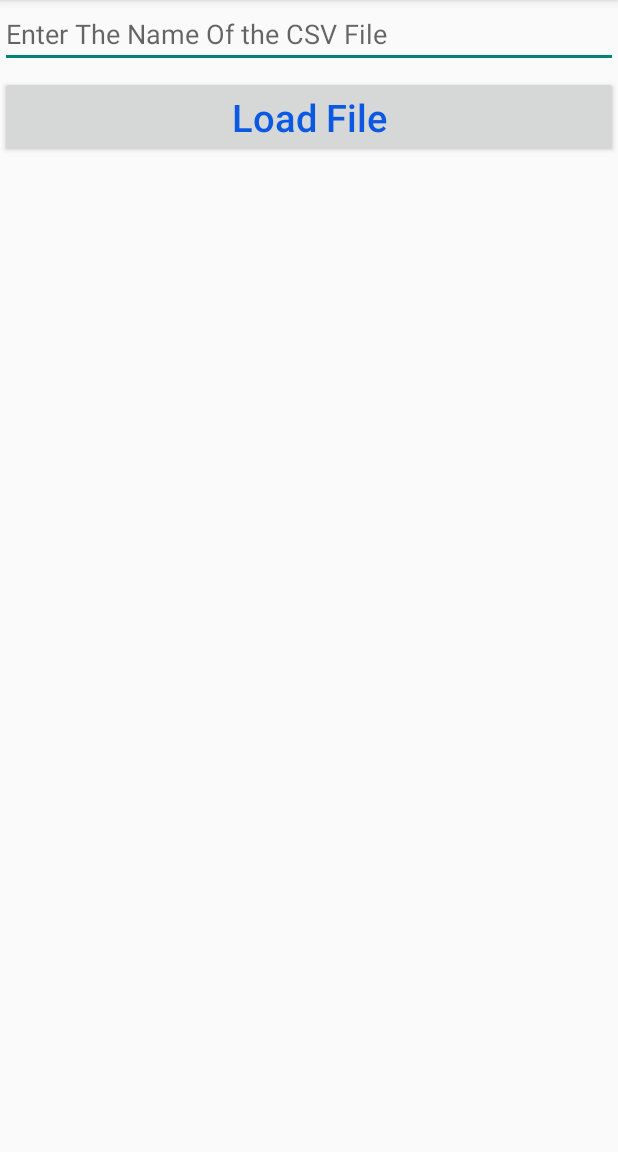
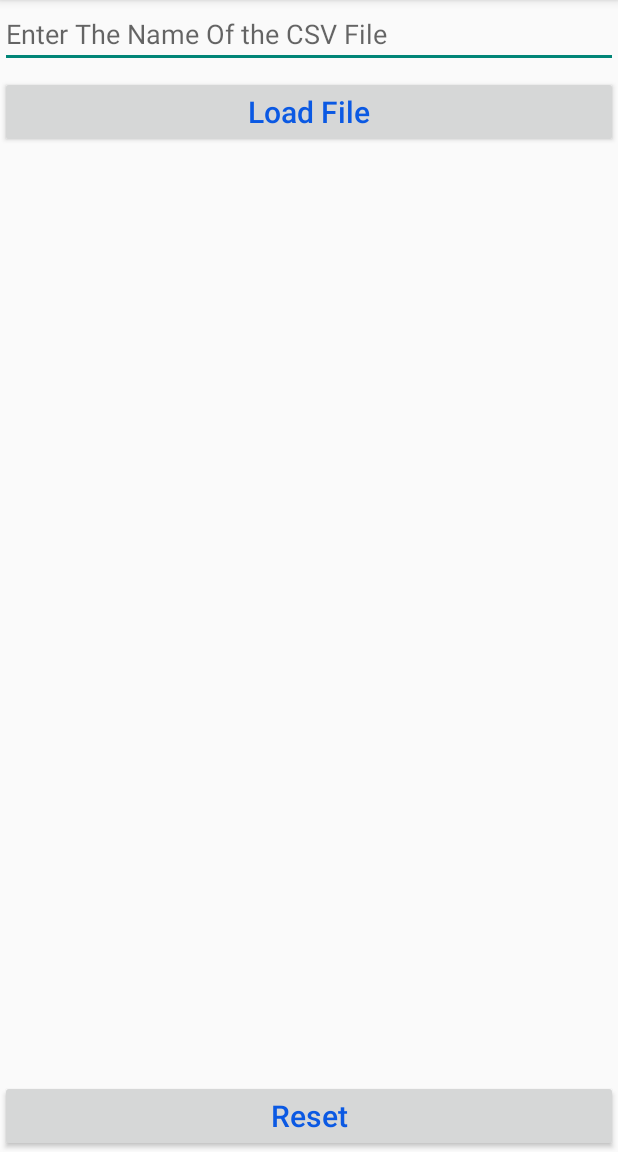
Before and after one commit to TomerReiner/ML-For-All, an Android app: the CreateMachineLearningModelActivity screen opened directly, with no data from a screen before it, on a phone screen of 412 x 824 dp, the part 84-1236 px from its top. Run offline under Robolectric (Android 15) with nearby library versions, the phone set to English and light mode, and no system bars.

Commit message:
Beta Version Of Machine Learning App

```diff
--- a/app/src/main/java/com/example/mlforall/ShowModelActivity.java
+++ b/app/src/main/java/com/example/mlforall/ShowModelActivity.java
@@ -30,7 +30,7 @@ public class ShowModelActivity extends AppCompatActivity {
     private double intercept;
 
     private PlottingHelper plottingHelper;
-
+// TODO - graph point error
     @Override
     protected void onCreate(Bundle savedInstanceState) {
         super.onCreate(savedInstanceState);
@@ -51,7 +51,6 @@ public class ShowModelActivity extends AppCompatActivity {
         graph.addSeries(plottingHelper.getLine());
 
         if (xTrain != null && xTest != null && yTrain != null && yTest != null) { // If the training points are not null then we plot them.
-            graph.setMinimumHeight((int) Math.max(yTrain[yTrain.length - 1], yTest[yTest.length - 1]));
             graph.addSeries(plottingHelper.getTrainingPoints());
             graph.addSeries(plottingHelper.getTestingPoints());
         }
--- a/app/src/main/res/layout/activity_create_machine_learning_model.xml
+++ b/app/src/main/res/layout/activity_create_machine_learning_model.xml
@@ -31,7 +31,7 @@
             android:text="@string/load_file"
             android:textAllCaps="false"
             android:textColor="#0B59E3"
-            android:textSize="25sp"
+            android:textSize="20sp"
             app:layout_constraintEnd_toEndOf="parent"
             app:layout_constraintStart_toStartOf="parent"
             app:layout_constraintTop_toBottomOf="@+id/etFileName"/>
@@ -43,7 +43,7 @@
             android:layout_marginTop="5dp"
             android:text="@string/choose_columns"
             android:textColor="#0B59E3"
-            android:textSize="25sp"
+            android:textSize="20sp"
             android:visibility="gone"
             app:layout_constraintEnd_toEndOf="parent"
             app:layout_constraintStart_toStartOf="parent"
@@ -63,11 +63,33 @@
             android:id="@+id/spinnerChooseYData"
             android:layout_width="match_parent"
             android:layout_height="wrap_content"
-            android:layout_marginTop="5dp"
             android:visibility="gone"
             app:layout_constraintEnd_toEndOf="parent"
             app:layout_constraintStart_toStartOf="parent"
             app:layout_constraintTop_toBottomOf="@+id/spinnerChooseXData" />
+
+        <Button
+            android:id="@+id/btnCheckNormalize"
+            android:layout_width="match_parent"
+            android:layout_height="wrap_content"
+            android:text="Check Data Normalization"
+            android:textAllCaps="false"
+            android:textColor="#0B59E3"
+            android:textSize="20sp"
+            android:visibility="gone"
+            app:layout_constraintEnd_toEndOf="parent"
+            app:layout_constraintStart_toStartOf="parent"
+            app:layout_constraintTop_toBottomOf="@id/spinnerChooseYData" />
+
+        <CheckBox
+            android:id="@+id/cbNormalizeData"
+            android:layout_width="wrap_content"
+            android:layout_height="wrap_content"
+            android:text="Normalize Data"
+            android:visibility="gone"
+            app:layout_constraintEnd_toEndOf="parent"
+            app:layout_constraintStart_toStartOf="parent"
+            app:layout_constraintTop_toBottomOf="@id/btnCheckNormalize" />
 
         <Button
             android:id="@+id/btnStart"
@@ -77,11 +99,11 @@
             android:text="@string/start"
             android:textAllCaps="false"
             android:textColor="#0B59E3"
-            android:textSize="25sp"
+            android:textSize="20sp"
             android:visibility="gone"
             app:layout_constraintEnd_toEndOf="parent"
             app:layout_constraintStart_toStartOf="parent"
-            app:layout_constraintTop_toBottomOf="@+id/spinnerChooseYData" />
+            app:layout_constraintTop_toBottomOf="@+id/cbNormalizeData" />
 
         <TextView
             android:id="@+id/tvSlope"
@@ -90,7 +112,7 @@
             android:layout_marginTop="5dp"
             android:text="@string/slope"
             android:textColor="#0B59E3"
-            android:textSize="25sp"
+            android:textSize="20sp"
             android:visibility="gone"
             app:layout_constraintEnd_toEndOf="parent"
             app:layout_constraintStart_toStartOf="parent"
@@ -103,7 +125,7 @@
             android:layout_marginTop="5dp"
             android:text="@string/intercept"
             android:textColor="#0B59E3"
-            android:textSize="25sp"
+            android:textSize="20sp"
             android:visibility="gone"
             app:layout_constraintEnd_toEndOf="parent"
             app:layout_constraintStart_toStartOf="parent"
@@ -117,7 +139,7 @@
             android:text="@string/test_my_model"
             android:textAllCaps="false"
             android:textColor="#0B59E3"
-            android:textSize="25sp"
+            android:textSize="20sp"
             android:visibility="gone"
             app:layout_constraintEnd_toEndOf="parent"
             app:layout_constraintStart_toStartOf="parent"
@@ -130,7 +152,7 @@
             android:layout_marginTop="5dp"
             android:text="@string/model_score"
             android:textColor="#0B59E3"
-            android:textSize="25sp"
+            android:textSize="20sp"
             android:visibility="gone"
             app:layout_constraintEnd_toEndOf="parent"
             app:layout_constraintStart_toStartOf="parent"
@@ -144,11 +166,23 @@
             android:text="@string/show_my_model"
             android:textAllCaps="false"
             android:textColor="#0B59E3"
-            android:textSize="25sp"
+            android:textSize="20sp"
             android:visibility="gone"
             app:layout_constraintEnd_toEndOf="parent"
             app:layout_constraintStart_toStartOf="parent"
             app:layout_constraintTop_toBottomOf="@+id/tvScore" />
+
+        <Button
+            android:id="@+id/btnReset"
+            android:layout_width="match_parent"
+            android:layout_height="wrap_content"
+            android:text="@string/reset"
+            android:textAllCaps="false"
+            android:textColor="#0B59E3"
+            android:textSize="20sp"
+            app:layout_constraintBottom_toBottomOf="parent"
+            app:layout_constraintEnd_toEndOf="parent"
+            app:layout_constraintStart_toStartOf="parent" />
 
     </androidx.constraintlayout.widget.ConstraintLayout>
 
--- a/app/src/main/res/values/strings.xml
+++ b/app/src/main/res/values/strings.xml
@@ -29,4 +29,5 @@
     <a href="https://github.com/TomerReiner/Machine-Learning-Project">here</a>
     </string>
     <string name="login_warning">You must be logged in to view your models.Please move to any other screen using the navigation menu, login to your account and come back to this screen.</string>
+    <string name="reset">Reset</string>
 </resources>
```
Also changed, not shown: app/src/main/java/com/example/mlforall/CreateMachineLearningModelActivity.java (+141 -34 lines), app/src/main/java/com/example/mlforall/LinearRegressionHelper.java (+31 -0 lines), app/src/main/java/com/example/mlforall/PlottingHelper.java (+16 -2 lines).
